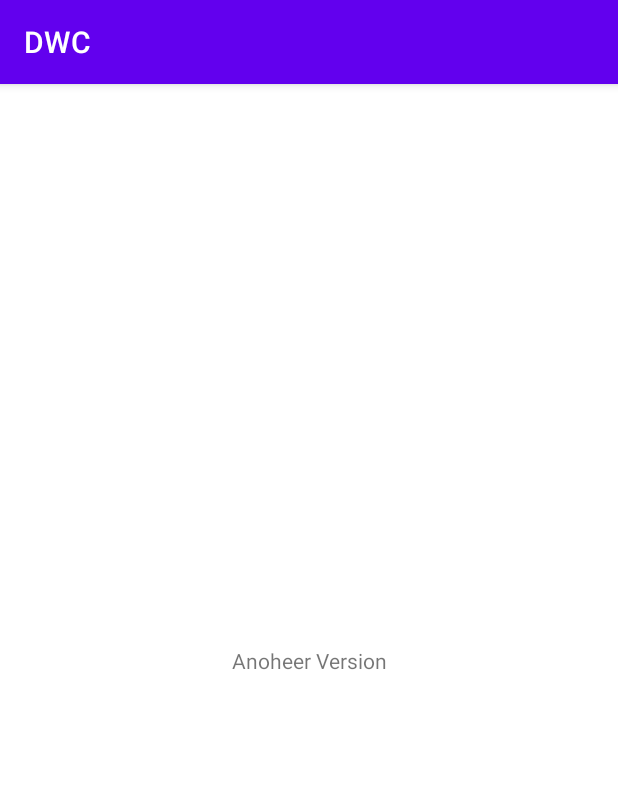
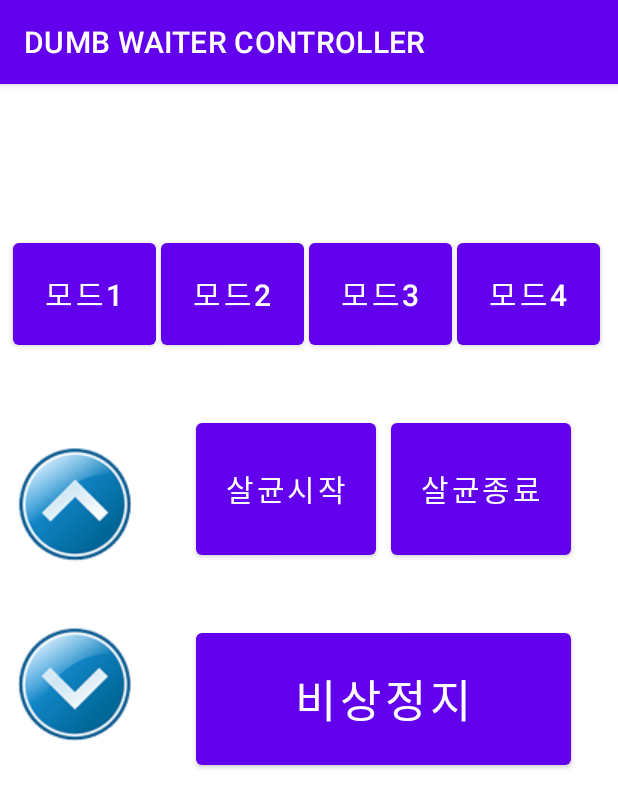
Before and after one commit to hugebio/DWC, an Android app: the screen it shows after launch (MainActivity), on a phone screen of 412 x 824 dp. Shown: the top 808 px of the screen. Run offline under Robolectric (Android 15) with nearby library versions, the phone set to English and light mode, and no system bars.

Commit message:
button ready

```diff
--- /dev/null
+++ b/app/src/main/res/drawable/btndown.xml
@@ -0,0 +1,8 @@
+<?xml version="1.0" encoding="utf-8"?>
+<selector xmlns:android="http://schemas.android.com/apk/res/android">
+    <item android:drawable="@drawable/down_down80x120"
+        android:state_pressed="true" />
+    <item android:drawable="@drawable/down_80x120"
+        android:state_focused="true" />
+    <item android:drawable="@drawable/down_80x120" />
+</selector>
--- /dev/null
+++ b/app/src/main/res/drawable/imgbtn_states.xml
@@ -0,0 +1,8 @@
+<?xml version="1.0" encoding="utf-8"?>
+<selector xmlns:android="http://schemas.android.com/apk/res/android">
+    <item android:drawable="@drawable/up_down80x120"
+        android:state_pressed="true" />
+    <item android:drawable="@drawable/up_80x120"
+        android:state_focused="true" />
+    <item android:drawable="@drawable/up_80x120" />
+</selector>
--- a/app/src/main/res/layout/activity_main.xml
+++ b/app/src/main/res/layout/activity_main.xml
@@ -1,18 +1,127 @@
 <?xml version="1.0" encoding="utf-8"?>
-<androidx.constraintlayout.widget.ConstraintLayout xmlns:android="http://schemas.android.com/apk/res/android"
+<LinearLayout xmlns:android="http://schemas.android.com/apk/res/android"
     xmlns:app="http://schemas.android.com/apk/res-auto"
     xmlns:tools="http://schemas.android.com/tools"
     android:layout_width="match_parent"
     android:layout_height="match_parent"
-    tools:context=".MainActivity">
+    tools:context=".MainActivity"
+    android:orientation="vertical">
 
-    <TextView
-        android:layout_width="wrap_content"
+    <LinearLayout
+        android:layout_width="fill_parent"
         android:layout_height="wrap_content"
-        android:text="Anoheer Version"
-        app:layout_constraintBottom_toBottomOf="parent"
-        app:layout_constraintEnd_toEndOf="parent"
-        app:layout_constraintStart_toStartOf="parent"
-        app:layout_constraintTop_toTopOf="parent" />
+        android:orientation="horizontal"
+        android:layout_marginTop="100dp"
+        android:gravity="center">
+        ">
+        <Button
+            android:layout_width="95dp"
+            android:layout_height="80dp"
+            android:text="모드1"
+            android:textSize="20sp"
+            android:layout_marginRight="3dp"/>
+        <Button
+            android:layout_width="95dp"
+            android:layout_height="80dp"
+            android:layout_marginRight="3dp"
+            android:textSize="20sp"
+            android:text="모드2"/>
+        <Button
+            android:layout_width="95dp"
+            android:layout_height="80dp"
+            android:layout_marginRight="3dp"
+            android:textSize="20sp"
+            android:text="모드3"/>
+        <Button
+            android:layout_width="95dp"
+            android:layout_marginRight="3dp"
+            android:textSize="20sp"
+            android:layout_height="80dp"
+            android:text="모드4"/>
 
-</androidx.constraintlayout.widget.ConstraintLayout>
+
+    </LinearLayout>
+
+    <LinearLayout
+        android:layout_width="match_parent"
+        android:layout_height="match_parent"
+        android:orientation="horizontal"
+        android:layout_marginTop="30dp">
+
+        <LinearLayout
+            android:layout_width="wrap_content"
+            android:layout_height="wrap_content"
+            android:orientation="vertical"
+            android:layout_marginLeft="10dp"
+            android:layout_marginRight="10dp">
+
+            <ImageButton
+                android:layout_width="wrap_content"
+                android:layout_height="wrap_content"
+                android:background="@drawable/imgbtn_states"
+                android:padding="0dp"
+                android:layout_marginTop="10dp"
+                />
+
+            <ImageButton
+                android:layout_width="wrap_content"
+                android:layout_height="wrap_content"
+                android:background="@drawable/btndown"
+                android:padding="0dp"
+                />
+
+
+        </LinearLayout>
+
+        <LinearLayout
+            android:layout_width="fill_parent"
+            android:layout_height="wrap_content"
+            android:orientation="vertical">
+
+
+            <LinearLayout
+                android:layout_width="fill_parent"
+                android:layout_height="wrap_content"
+                android:orientation="horizontal"
+                android:layout_marginTop="10dp"
+                android:gravity="center">
+
+                <Button
+                    android:layout_width="120dp"
+                    android:layout_height="100dp"
+                    android:layout_marginRight="10dp"
+                    android:textSize="20sp"
+                    android:text="살균시작"/>
+                <Button
+                    android:layout_width="120dp"
+                    android:layout_height="100dp"
+                    android:textSize="20sp"
+                    android:text="살균종료"/>
+            </LinearLayout>
+            <LinearLayout
+                android:layout_width="fill_parent"
+                android:layout_height="wrap_content"
+                android:orientation="vertical"
+                android:gravity="center"
+                android:layout_marginTop="40dp">
+                <Button
+                    android:layout_width="250dp"
+                    android:layout_height="100dp"
+                    android:textSize="30sp"
+                    android:text="비상정지"/>
+
+
+            </LinearLayout>
+
+
+        </LinearLayout>
+
+
+    </LinearLayout>
+
+
+
+
+
+
+</LinearLayout>
--- a/app/src/main/res/values/strings.xml
+++ b/app/src/main/res/values/strings.xml
@@ -1,3 +1,3 @@
 <resources>
-    <string name="app_name">DWC</string>
+    <string name="app_name">DUMB WAITER CONTROLLER</string>
 </resources>
```
